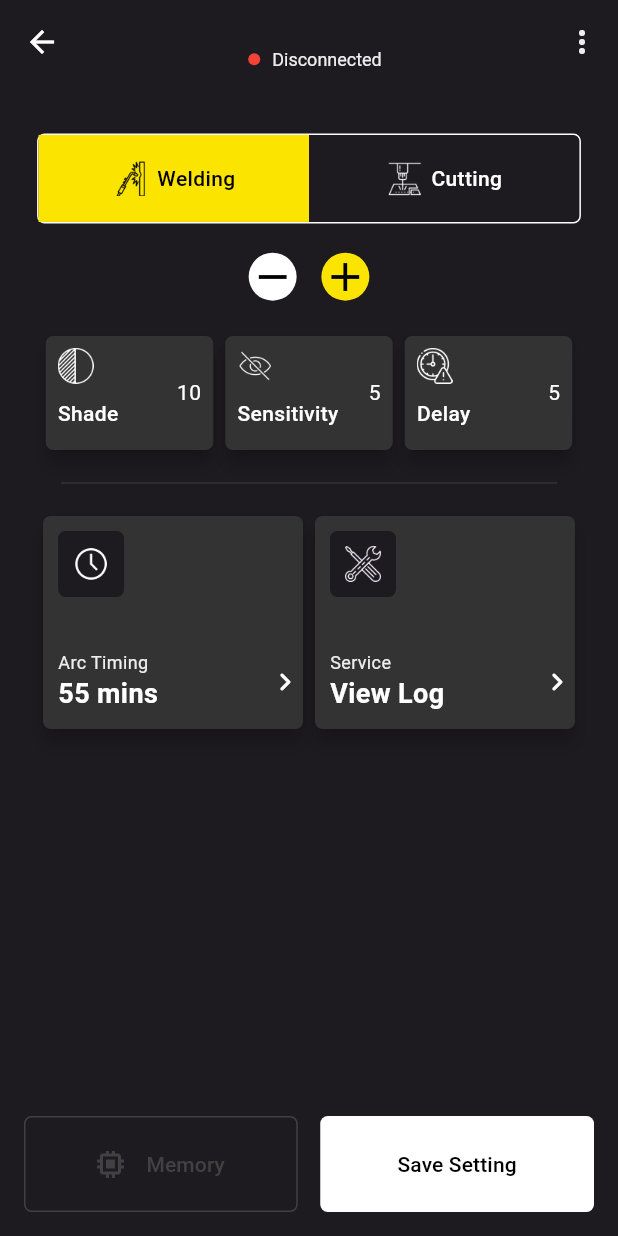
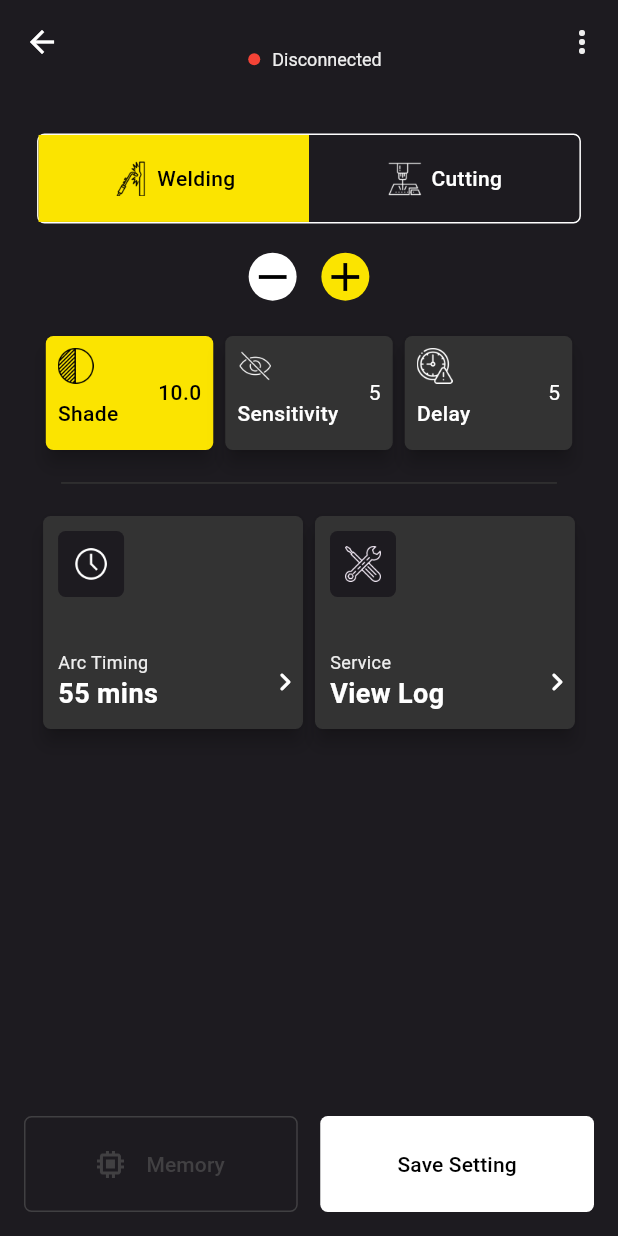
Before and after one commit to Weldops/weldops, a Flutter app: the AdfSettingsScreen screen opened directly with empty values, on a phone screen of 412 x 824 dp. Run offline on Flutter 3.47's test engine with Material 3 defaults, Android fonts, the phone set to English and light mode, and no system bars; our stand-ins replace dartz, equatable, firebase_auth, firebase_core, fl_chart, flutter_blue_plus and 8 more; missing offline and left inert: gauge_indicator; accounts and stored records are empty; generated files the repository leaves out were written again; statements that could not run were skipped.

```diff
--- a/lib/features/adf_settings/presentation/widgets/adf_config_cards.dart
+++ b/lib/features/adf_settings/presentation/widgets/adf_config_cards.dart
@@ -53,7 +53,7 @@ class AdfConfigCard extends StatelessWidget {
                 ],
               ),
               Text(
-                value.toInt().toString(),
+                name == 'Shade'? value.toDouble().toString():value.toInt().toString(),
                 style: isSelected
                     ? AppTextStyles.buttonTextStyle
                     : AppTextStyles.secondaryRegularText,
--- a/lib/features/adf_settings/presentation/widgets/adf_config_types.dart
+++ b/lib/features/adf_settings/presentation/widgets/adf_config_types.dart
@@ -41,9 +41,10 @@ class AdfConfigTypes extends ConsumerWidget {
               } else {
                 widthFactor = 0.33;
               }
-              bool isSelected = isCuttingMode
-                  ? (key == 'shade')
-                  : (adfSettingsState.configType == key);
+              bool isSelected = (adfSettingsState.configType == null && key == 'shade') || (isCuttingMode
+                  ? (key == 'shade'):
+                  (adfSettingsState.configType?.toLowerCase() == key));
+
               return FractionallySizedBox(
                 widthFactor: widthFactor,
                 child: GestureDetector(
```
